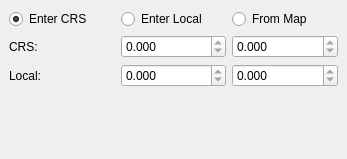
lparchaeology/ArkPlan, file grid/grid_dock_base.ui: the form before one commit.
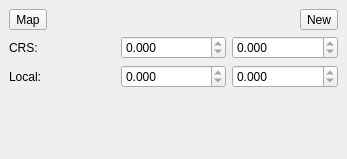
The form after the commit. Custom widgets are drawn as their Qt base class.

Commit message: Improve grid map tool to use action

Patch:
```diff
--- a/grid/grid_dock_base.ui
+++ b/grid/grid_dock_base.ui
@@ -18,29 +18,35 @@
     <item>
      <layout class="QHBoxLayout" name="horizontalLayout">
       <item>
-       <widget class="QRadioButton" name="enterCrsButton">
+       <widget class="QToolButton" name="mapGridTool">
         <property name="text">
-         <string>Enter CRS</string>
+         <string>Map</string>
         </property>
-        <property name="checked">
+        <property name="checkable">
          <bool>true</bool>
         </property>
        </widget>
       </item>
       <item>
-       <widget class="QRadioButton" name="enterLocalButton">
-        <property name="text">
-         <string>Enter Local</string>
+       <spacer name="horizontalSpacer">
+        <property name="orientation">
+         <enum>Qt::Horizontal</enum>
         </property>
-       </widget>
+        <property name="sizeHint" stdset="0">
+         <size>
+          <width>40</width>
+          <height>20</height>
+         </size>
+        </property>
+       </spacer>
       </item>
       <item>
-       <widget class="QRadioButton" name="mapToolButton">
-        <property name="text">
-         <string>From Map</string>
+       <widget class="QToolButton" name="newGridTool">
+        <property name="toolTip">
+         <string/>
         </property>
-        <property name="checked">
-         <bool>false</bool>
+        <property name="text">
+         <string>New</string>
         </property>
        </widget>
       </item>
@@ -109,7 +115,7 @@
          <number>3</number>
         </property>
         <property name="maximum">
-         <double>999.990000000000009</double>
+         <double>9999.989999999999782</double>
         </property>
        </widget>
       </item>
@@ -122,7 +128,7 @@
          <number>3</number>
         </property>
         <property name="maximum">
-         <double>999.990000000000009</double>
+         <double>9999.989999999999782</double>
         </property>
        </widget>
       </item>
```
Left out of the diff: 4 changed lines with no effect on the pictures. The commit also changes 6 other files.
